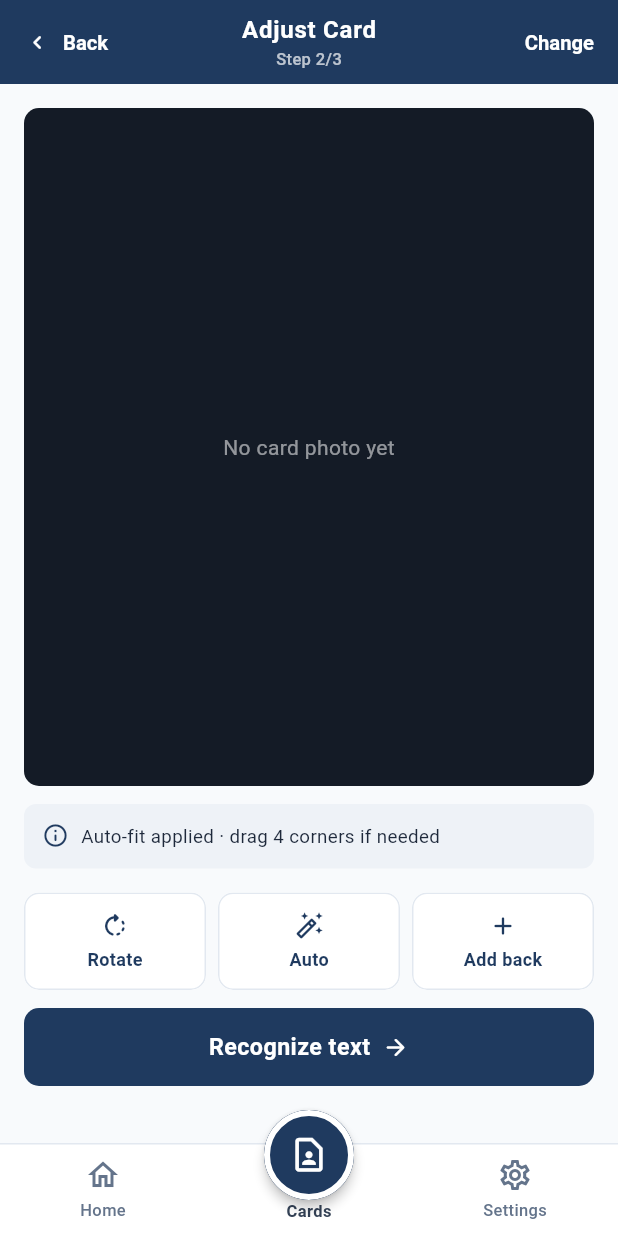
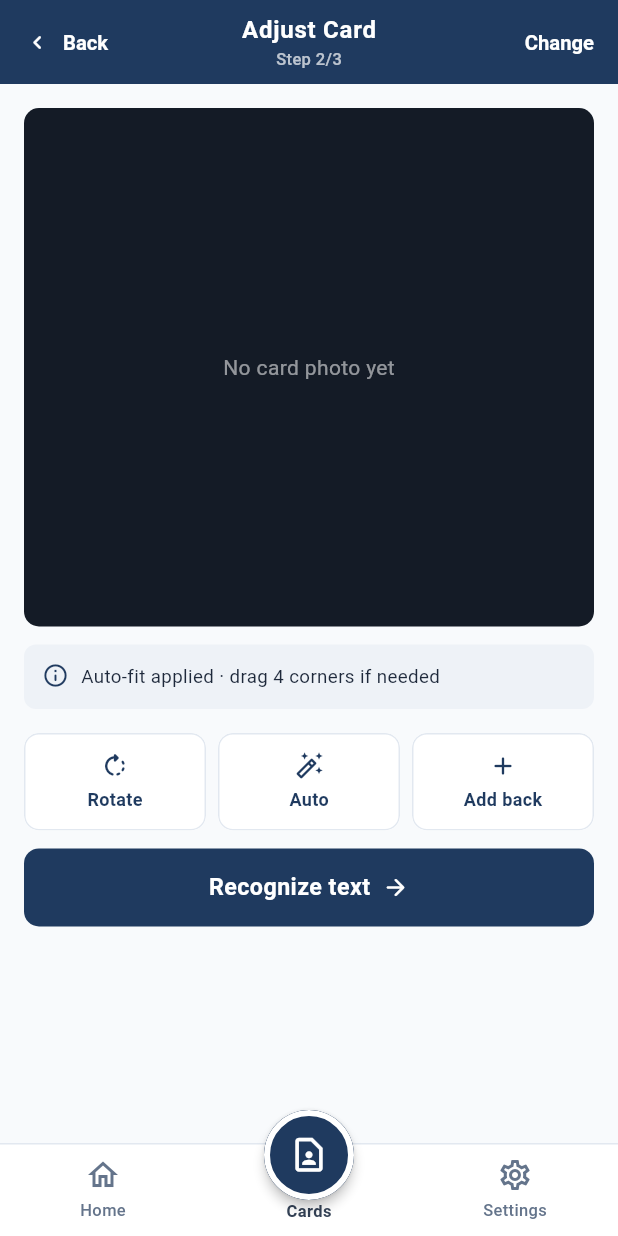
Before and after one commit to MankDung03/card-scanner-app, a Flutter app: the CardCropPage screen opened by its route, on a phone screen of 412 x 824 dp. Run offline on Flutter 3.47's test engine with Material 3 defaults, Android fonts, the phone set to English and light mode, and no system bars; our stand-ins replace camera, file_picker, flutter_bloc, flutter_contacts, go_router, image_cropper and 4 more; missing offline and left inert: gal, google_mlkit_text_recognition; accounts and stored records are empty.

Commit message:
feat: implement layout guidelines and tests for responsive design

```diff
--- a/lib/core/routes/app_router.dart
+++ b/lib/core/routes/app_router.dart
@@ -17,9 +17,19 @@ import 'app_routes.dart';
 class AppRouter {
   static final rootNavigatorKey = GlobalKey<NavigatorState>(debugLabel: 'root');
 
-  static final GoRouter router = GoRouter(
-    navigatorKey: rootNavigatorKey,
-    initialLocation: AppRoutes.home,
+  static final GoRouter router = create(navigatorKey: rootNavigatorKey);
+
+  /// Tạo router với đầy đủ route + khung (menu dưới, nút chụp nổi).
+  /// App dùng một instance [router]; test tạo instance riêng để mở thẳng một màn bất kỳ.
+  static GoRouter create({
+    GlobalKey<NavigatorState>? navigatorKey,
+    String initialLocation = AppRoutes.home,
+    Object? initialExtra,
+  }) =>
+      GoRouter(
+    navigatorKey: navigatorKey,
+    initialLocation: initialLocation,
+    initialExtra: initialExtra,
     routes: [
       // Mọi màn nằm trong khung có menu dưới + nút chụp nổi (xem AppShell).
       // Hộp thoại / bảng trượt mở bằng root navigator → nằm trên khung.
--- a/lib/core/widgets/navy_header_bar.dart
+++ b/lib/core/widgets/navy_header_bar.dart
@@ -2,8 +2,12 @@ import 'package:flutter/material.dart';
 import '../constants/app_colors.dart';
 import '../constants/app_spacing.dart';
 
-/// Header navy kiểu Nhật tràn cả vùng status bar.
-/// [leading] và [trailing] chiếm 2 cột bằng nhau để tiêu đề luôn nằm giữa.
+/// Header navy kiểu Nhật tràn cả vùng status bar, cao cố định 56 (nút chụp nổi dựa vào
+/// chiều cao này để không đè header).
+///
+/// Bố cục bằng [NavigationToolbar] (như AppBar): tiêu đề luôn ở giữa và chỉ dùng phần còn lại
+/// sau [leading]/[trailing]. Mỗi bên tối đa 35% chiều ngang. Chữ to (cỡ chữ hệ thống lớn,
+/// tiếng Việt dài…) thì nút và tiêu đề tự thu nhỏ cho vừa thay vì tràn khung.
 class NavyHeaderBar extends StatelessWidget {
   final String title;
   final String? subtitle;
@@ -30,14 +34,27 @@ class NavyHeaderBar extends StatelessWidget {
           height: 56,
           child: Padding(
             padding: const EdgeInsets.symmetric(horizontal: AppSpacing.xs),
-            child: Row(
-              children: [
-                Expanded(child: Align(alignment: Alignment.centerLeft, child: leading)),
-                Column(
-                  mainAxisAlignment: MainAxisAlignment.center,
+            child: LayoutBuilder(
+              builder: (context, constraints) {
+                Widget? side(Widget? child) => child == null
+                    ? null
+                    : ConstrainedBox(
+                        constraints: BoxConstraints(maxWidth: constraints.maxWidth * 0.35),
+                        child: FittedBox(fit: BoxFit.scaleDown, child: child),
+                      );
+
+                return NavigationToolbar(
+                  leading: side(leading),
+                  trailing: side(trailing),
+                  middleSpacing: AppSpacing.md,
+                  middle: FittedBox(
+                    fit: BoxFit.scaleDown,
+                    child: Column(
+                      mainAxisSize: MainAxisSize.min,
                       children: [
                         Text(
                           title,
+                          maxLines: 1,
                           style: const TextStyle(
                             color: Colors.white,
                             fontSize: 16,
@@ -48,6 +65,7 @@ class NavyHeaderBar extends StatelessWidget {
                         if (subtitle != null)
                           Text(
                             subtitle!,
+                            maxLines: 1,
                             style: TextStyle(
                               color: Colors.white.withValues(alpha: 0.7),
                               fontSize: 11,
@@ -56,8 +74,9 @@ class NavyHeaderBar extends StatelessWidget {
                           ),
                       ],
                     ),
-                Expanded(child: Align(alignment: Alignment.centerRight, child: trailing)),
-              ],
+                  ),
+                );
+              },
             ),
           ),
         ),
--- a/lib/features/cards/presentation/widgets/card_face_view.dart
+++ b/lib/features/cards/presentation/widgets/card_face_view.dart
@@ -95,7 +95,10 @@ class _RenderedCard extends StatelessWidget {
       if (card.fax != null) 'FAX ${card.fax}',
     ].join('   ');
 
-    return LayoutBuilder(
+    // Thẻ mô phỏng tấm danh thiếp thật (tỉ lệ cố định 91:55, chữ đã co theo bề rộng thẻ)
+    // → không phóng to thêm theo cỡ chữ hệ thống, giống ảnh chụp thẻ.
+    return MediaQuery.withNoTextScaling(
+      child: LayoutBuilder(
       builder: (context, constraints) {
         // Co giãn chữ theo bề rộng thẻ
         final s = constraints.maxWidth / 320;
@@ -176,6 +179,7 @@ class _RenderedCard extends StatelessWidget {
           ),
         );
       },
+      ),
     );
   }
 }
--- a/lib/features/cards/presentation/widgets/card_share_sheet.dart
+++ b/lib/features/cards/presentation/widgets/card_share_sheet.dart
@@ -51,7 +51,8 @@ class CardShareSheet extends StatelessWidget {
 
     return SafeArea(
       top: false,
-      child: Padding(
+      // Cuộn được: màn thấp / chữ to thì nội dung cao hơn màn hình
+      child: SingleChildScrollView(
         padding: const EdgeInsets.fromLTRB(AppSpacing.s16, 0, AppSpacing.s16, AppSpacing.s16),
         child: Column(
           mainAxisSize: MainAxisSize.min,
--- a/lib/features/scan/presentation/pages/card_crop_page.dart
+++ b/lib/features/scan/presentation/pages/card_crop_page.dart
@@ -198,6 +198,7 @@ class CardCropPage extends StatelessWidget {
                         children: [
                           // 2. Khung tối chứa ảnh + 4 góc kéo được
                           Expanded(
+                            flex: 3,
                             child: Container(
                               padding: const EdgeInsets.all(AppSpacing.s16),
                               decoration: const BoxDecoration(
@@ -229,6 +230,14 @@ class CardCropPage extends StatelessWidget {
 
                           AppSpacing.gapH12,
 
+                          // Nút gạt mặt thẻ + ghi chú + công cụ: tối đa ~40% chiều cao, cuộn được
+                          // (màn thấp / chữ to thì nhóm này cao hơn chỗ trống → không được tràn)
+                          Flexible(
+                            flex: 2,
+                            child: SingleChildScrollView(
+                              child: Column(
+                                crossAxisAlignment: CrossAxisAlignment.stretch,
+                                children: [
                                   // 2b. Đã có 2 mặt → chuyển qua lại để căn chỉnh từng mặt
                                   if (state.hasBothSides) ...[
                                     Center(
@@ -245,7 +254,8 @@ class CardCropPage extends StatelessWidget {
 
                                   // 3. Ghi chú hướng dẫn
                                   _CropInfoNote(
-                            text: l10n?.autoDetectedSuccess ?? 'Đã tự nhận khung thẻ · kéo 4 góc nếu chưa khớp',
+                                    text: l10n?.autoDetectedSuccess ??
+                                        'Đã tự nhận khung thẻ · kéo 4 góc nếu chưa khớp',
                                   ),
 
                                   AppSpacing.gapH16,
@@ -261,6 +271,10 @@ class CardCropPage extends StatelessWidget {
                                       scanCubit.setSide(CardSide.back);
                                       context.pushReplacement(AppRoutes.scanCamera);
                                     },
+                                  ),
+                                ],
+                              ),
+                            ),
                           ),
 
                           AppSpacing.gapH12,
```
Also changed, not shown: lib/core/widgets/capture_fab/draggable_capture_fab.dart (+10 -1 lines), lib/core/widgets/trust_badge.dart (+10 -6 lines), lib/features/cards/presentation/pages/card_detail_page.dart (+7 -2 lines), lib/features/cards/presentation/widgets/card_list_item.dart (+7 -6 lines), lib/features/cards/presentation/widgets/duplicate_banner.dart (+18 -2 lines), lib/features/home/presentation/widgets/recent_cards_panel.dart (+7 -1 lines), lib/features/scan/presentation/widgets/side_segmented_control.dart (+11 -2 lines), lib/features/scan/presentation/widgets/verification_field_tile.dart (+6 -5 lines), 4 other files. Lines whose indentation alone changed are shown as unchanged.
